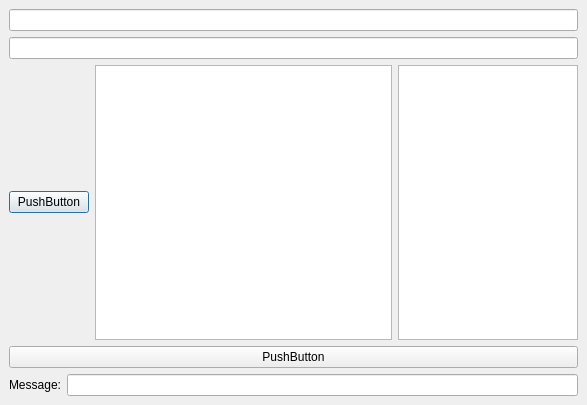
This is chatdialog.ui in muradmazitov/chat as Qt 5 draws it before an edit. The edited form follows.
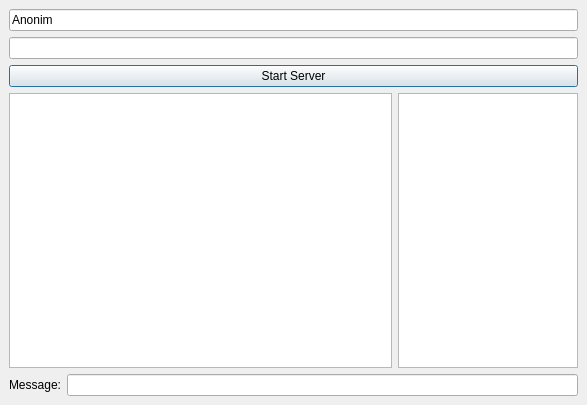
This is the edited form.

What changed in the file:
```diff
--- a/chatdialog.ui
+++ b/chatdialog.ui
@@ -30,11 +30,22 @@
     <number>9</number>
    </property>
    <item>
-    <widget class="QLineEdit" name="username"/>
+    <widget class="QLineEdit" name="username">
+     <property name="text">
+      <string>Anonim</string>
+     </property>
+    </widget>
    </item>
    <item>
     <widget class="QLineEdit" name="serveradress"/>
    </item>
+   <item>
+    <widget class="QPushButton" name="pushButton">
+     <property name="text">
+      <string>Start Server</string>
+     </property>
+    </widget>
+   </item>
    <item>
     <layout class="QHBoxLayout">
      <property name="spacing">
@@ -52,13 +63,6 @@
      <property name="bottomMargin">
       <number>0</number>
      </property>
-     <item>
-      <widget class="QPushButton" name="connect_to">
-       <property name="text">
-        <string>PushButton</string>
-       </property>
-      </widget>
-     </item>
      <item>
       <widget class="QTextEdit" name="textEdit">
        <property name="focusPolicy">
@@ -84,13 +88,6 @@
      </item>
     </layout>
    </item>
-   <item>
-    <widget class="QPushButton" name="pushButton">
-     <property name="text">
-      <string>PushButton</string>
-     </property>
-    </widget>
-   </item>
    <item>
     <layout class="QHBoxLayout">
      <property name="spacing">
```
